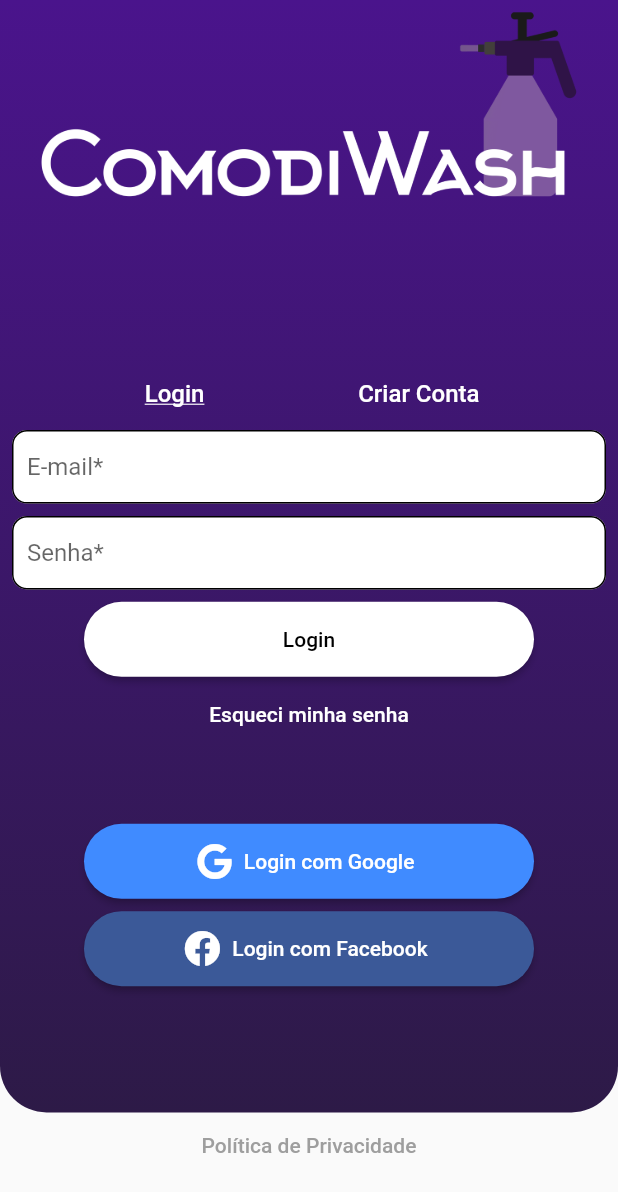
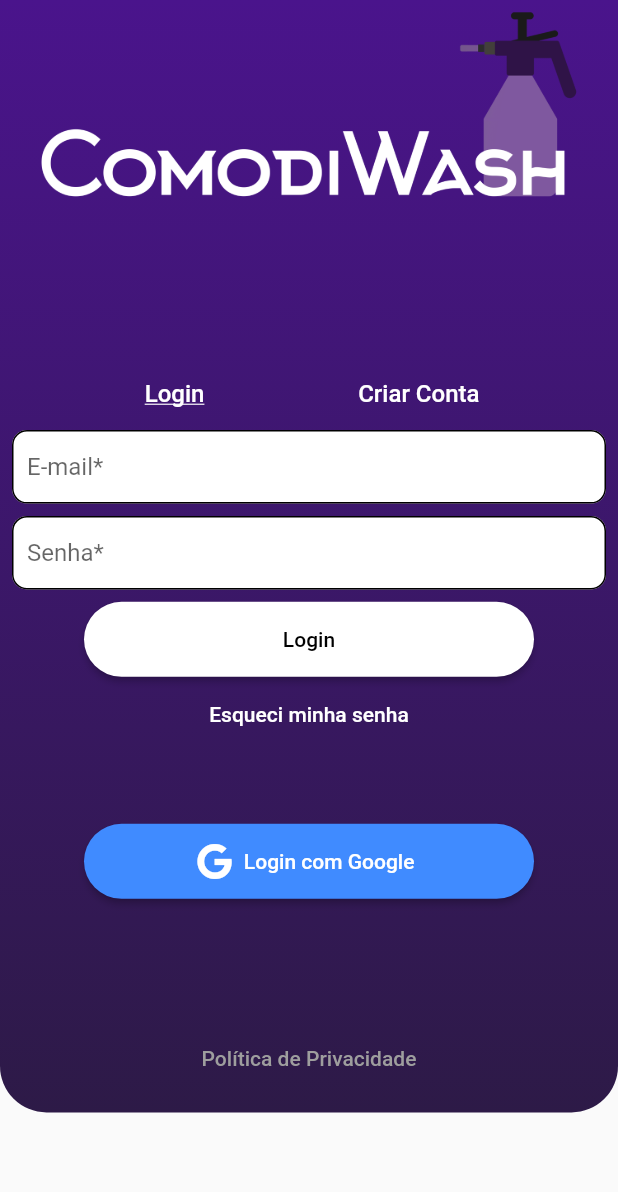
Before and after one commit to DiegoGuerra00/Comodiwash, a Flutter app: the screen it shows after launch, on a phone screen of 412 x 824 dp. Shown: the top 1192 px of the screen. Run offline on Flutter 3.47's test engine with Material 2 defaults, Android fonts, the phone set to English and light mode, and no system bars; our stand-ins replace cloud_firestore, curved_navigation_bar, firebase_auth, firebase_core, flutter_rating_bar, flutter_slidable and 5 more; missing offline and left inert: quick_actions; accounts and stored records are empty.

Commit message:
Updated things to flutter 2.10

```diff
--- a/lib/models/generic_app_bar.dart
+++ b/lib/models/generic_app_bar.dart
@@ -2,7 +2,7 @@
 
 /// Generic app bar that can be used with or without title and have a return button
 class GenericAppBar extends StatelessWidget implements PreferredSizeWidget {
-  String title;
+  final String title;
   bool useTitle = true;
 
   GenericAppBar({Key? key, required this.title, required this.useTitle})
--- a/lib/pages/home_page.dart
+++ b/lib/pages/home_page.dart
@@ -1,11 +1,9 @@
 import 'package:comodiwash/pages/checklist_pages/checklist_main_page.dart';
 import 'package:comodiwash/pages/notification_page.dart';
-import 'package:comodiwash/pages/place_holder_page.dart';
 import 'package:comodiwash/pages/store_pages/store_page.dart';
 import 'package:comodiwash/pages/user_profile_pages/user_profile.dart';
 import 'package:curved_navigation_bar/curved_navigation_bar.dart';
 import 'package:flutter/material.dart';
-import 'package:font_awesome_flutter/font_awesome_flutter.dart';
 
 class HomePage extends StatefulWidget {
   const HomePage({Key? key}) : super(key: key);
--- a/lib/pages/login_pages/login_page.dart
+++ b/lib/pages/login_pages/login_page.dart
@@ -1,9 +1,7 @@
-import 'dart:ui';
 import 'package:comodiwash/pages/login_pages/reset_password_page.dart';
 import 'package:comodiwash/pages/user_profile_pages/support_pages/eula_page.dart';
 import 'package:comodiwash/services/auth_service.dart';
 import 'package:flutter/material.dart';
-import 'package:flutter/rendering.dart';
 import 'package:font_awesome_flutter/font_awesome_flutter.dart';
 import 'package:provider/provider.dart';
 
@@ -51,7 +49,7 @@
   }
 
   /// Create a container with gradient for the purple background and the column with the buttons
-  Widget buildBackground() {
+  Widget buildBody() {
     return Stack(
       children: [
         Container(
@@ -85,9 +83,9 @@
             ),
             SizedBox(height: MediaQuery.of(context).size.height * 0.05),
             isLogin ? googleLoginButton() : Container(),
-            SizedBox(height: MediaQuery.of(context).size.height * 0.01),
-            isLogin ? facebookLoginButton() : Container(),
-            // Spacer(),
+            // TODO reenable apple login button
+            // SizedBox(height: MediaQuery.of(context).size.height * 0.01),
+            // isLogin ? appleLoginButton() : Container(),
             isLogin
                 ? SizedBox(height: MediaQuery.of(context).size.height * 0.10)
                 : SizedBox(height: MediaQuery.of(context).size.height * 0.01),
@@ -125,19 +123,19 @@
     );
   }
 
-  /// Elevated button for login with facebook
-  /// TODO add login with facebook
-  Widget facebookLoginButton() {
+  /// Elevated button for login with apple
+  /// TODO add login with apple
+  Widget appleLoginButton() {
     return ElevatedButton.icon(
       style: ElevatedButton.styleFrom(
         shape: RoundedRectangleBorder(borderRadius: BorderRadius.circular(100)),
-        primary: Color.fromRGBO(59, 89, 152, 1), //background
+        primary: Color.fromRGBO(67, 67, 69, 1), //background
         onPrimary: Colors.white, //font
         minimumSize: Size(300, 50),
       ),
-      label: Text("Login com Facebook"),
-      icon: FaIcon(FontAwesomeIcons.facebook),
-      onPressed: () => print("Apertado Face"),
+      label: Text("Login com Apple", style: TextStyle(color: Color.fromRGBO(225, 225, 214, 1))),
+      icon: FaIcon(FontAwesomeIcons.apple, color: Color.fromRGBO(225, 225, 214, 1)),
+      onPressed: () => print("Apertado Apple"),
     );
   }
 
@@ -385,7 +383,6 @@
   /// @parameters
   /// TextEditingController _email The email to send the reset email
   Widget passwordResetButton(TextEditingController _email) {
-    // TODO implement reset password page
     return TextButton(
         onPressed: () {
           Navigator.push(
@@ -414,6 +411,6 @@
   Widget build(BuildContext context) {
     return Scaffold(
         resizeToAvoidBottomInset: false,
-        body: SingleChildScrollView(child: buildBackground()));
+        body: SingleChildScrollView(child: buildBody()));
   }
 }
--- a/lib/pages/store_pages/product_detail_page.dart
+++ b/lib/pages/store_pages/product_detail_page.dart
@@ -5,7 +5,7 @@
 import 'package:intl/intl.dart';
 
 class ProductDetailPage extends StatefulWidget {
-  Products products;
+  final Products products;
 
   ProductDetailPage({Key? key, required this.products}) : super(key: key);
 
--- a/lib/pages/store_pages/service_detail_page.dart
+++ b/lib/pages/store_pages/service_detail_page.dart
@@ -5,7 +5,7 @@
 import 'package:flutter_rating_bar/flutter_rating_bar.dart';
 
 class ServiceDetailPage extends StatefulWidget {
-  Services services;
+  final Services services;
 
   ServiceDetailPage({Key? key, required this.services}) : super(key: key);
 
--- a/lib/pages/user_profile_pages/car_detail_page.dart
+++ b/lib/pages/user_profile_pages/car_detail_page.dart
@@ -3,7 +3,7 @@
 import 'package:flutter/material.dart';
 
 class CarDetailPage extends StatefulWidget {
-  GarageCar car;
+  final GarageCar car;
 
   CarDetailPage({Key? key, required this.car}) : super(key: key);
 
--- a/lib/pages/user_profile_pages/settings_page.dart
+++ b/lib/pages/user_profile_pages/settings_page.dart
@@ -1,5 +1,4 @@
 import 'package:comodiwash/services/themes/themes_manager.dart';
-import 'package:flutter/cupertino.dart';
 import 'package:flutter/material.dart';
 import 'package:provider/provider.dart';
 
--- a/lib/pages/user_profile_pages/user_profile.dart
+++ b/lib/pages/user_profile_pages/user_profile.dart
@@ -8,7 +8,6 @@
 import 'package:firebase_auth/firebase_auth.dart';
 import 'package:flutter/material.dart';
 import 'package:fluttertoast/fluttertoast.dart';
-import 'package:font_awesome_flutter/font_awesome_flutter.dart';
 import 'package:provider/provider.dart';
 import 'package:flutter_slidable/flutter_slidable.dart';
 
@@ -124,6 +123,7 @@
                     provider.emailSignOut();
                   } else if (profile.providerId == 'facebook.com') {
                     // logout with facebook
+                    // TODO switch to logout with apple
                   }
                 }
                 break;
--- a/lib/services/auth_service.dart
+++ b/lib/services/auth_service.dart
@@ -1,4 +1,3 @@
-import 'package:comodiwash/pages/user_profile_pages/user_profile.dart';
 import 'package:flutter/widgets.dart';
 import 'package:firebase_auth/firebase_auth.dart';
 import 'package:fluttertoast/fluttertoast.dart';
--- a/lib/services/login_handle.dart
+++ b/lib/services/login_handle.dart
@@ -1,23 +1,20 @@
-import 'package:comodiwash/pages/home_page.dart';
-import 'package:comodiwash/pages/intro_page.dart';
 import 'package:comodiwash/pages/login_pages/login_page.dart';
 import 'package:comodiwash/pages/login_pages/verify_email_page.dart';
-import 'package:comodiwash/services/themes/storage_manager.dart';
 import 'package:firebase_auth/firebase_auth.dart';
 import 'package:flutter/material.dart';
 
 class LoginHandle extends StatelessWidget {
   LoginHandle({Key? key}) : super(key: key);
-  bool _viewIntro = false;
+  // bool _viewIntro = false;
 
   /// Get the bool from shared preferences to check if the intro screen should be shown or not
-  getIntroValue() {
+  /* getIntroValue() {
     StorageManager.readData('viewIntro').then((value) => {
           if (value == 'true') {
             _viewIntro = true
           }
         });
-  }
+  } */
 
   @override
   Widget build(BuildContext context) {
```
Also changed, not shown: lib/models/checklist_card.dart (+5 -5 lines), pubspec.lock, 2 other files.
